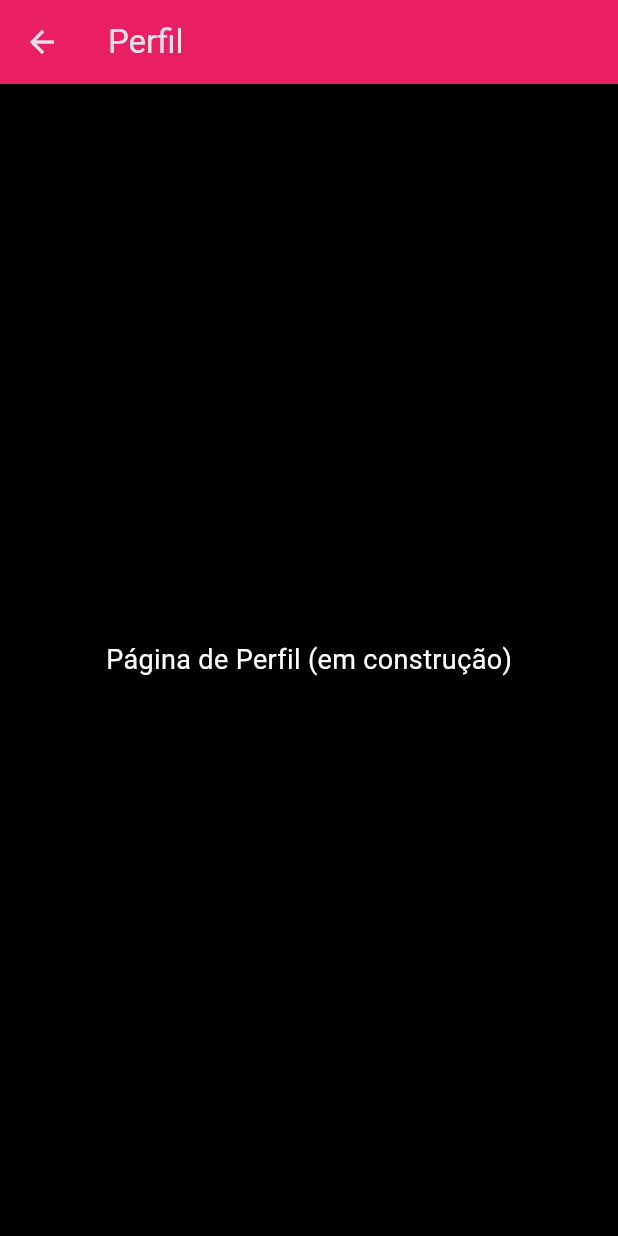
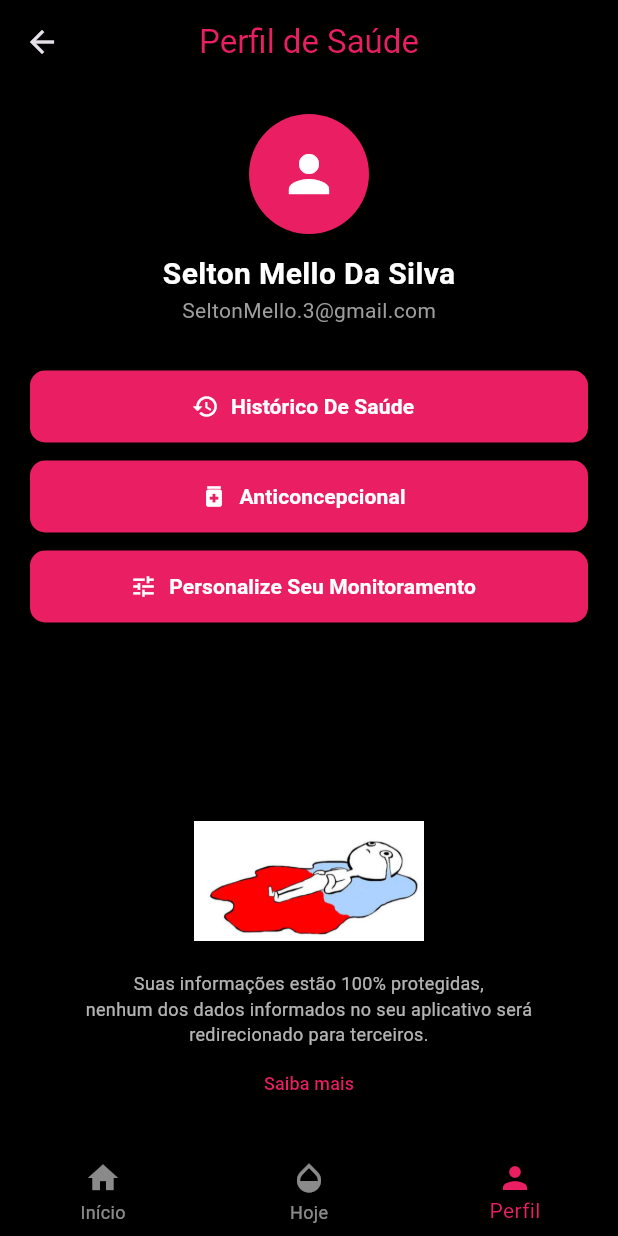
Before and after one commit to brendagoronski/periodo, a Flutter app: the screen it shows after launch, item 3 of the bottom bar chosen, on a phone screen of 412 x 824 dp. Run offline on Flutter 3.47's test engine with Material 3 defaults, Android fonts, the phone set to English and light mode, and no system bars; our stand-ins replace shared_preferences, table_calendar.

Commit message:
criação da terceira pag e inicio da personalização

```diff
--- a/lib/profile_page.dart
+++ b/lib/profile_page.dart
@@ -1,4 +1,11 @@
 import 'package:flutter/material.dart';
+
+// Importando as páginas corretas com os nomes reais
+import 'anticoncepcional_page.dart';
+import 'historico_page.dart';
+import 'personalizacao_page.dart';
+import 'main.dart'; // TelaCalendario
+import 'symptom_page.dart'; // TelaSintomas
 
 class TelaPerfil extends StatelessWidget {
   const TelaPerfil({super.key});
@@ -7,11 +14,161 @@ class TelaPerfil extends StatelessWidget {
   Widget build(BuildContext context) {
     return Scaffold(
       backgroundColor: Colors.black,
-      appBar: AppBar(title: const Text('Perfil'), backgroundColor: Colors.pink),
-      body: const Center(
-        child: Text(
-          'Página de Perfil (em construção)',
-          style: TextStyle(color: Colors.white, fontSize: 18),
+
+      appBar: AppBar(
+        backgroundColor: Colors.black,
+        title: const Text(
+          'Perfil de Saúde',
+          style: TextStyle(color: Colors.pink),
+        ),
+        centerTitle: true,
+      ),
+
+      body: SafeArea(
+        child: Padding(
+          padding: const EdgeInsets.all(20),
+          child: Column(
+            children: [
+              const CircleAvatar(
+                radius: 40,
+                backgroundColor: Colors.pink,
+                child: Icon(Icons.person, size: 40, color: Colors.white),
+              ),
+              const SizedBox(height: 12),
+              const Text(
+                'Selton Mello Da Silva',
+                style: TextStyle(
+                  color: Colors.white,
+                  fontSize: 20,
+                  fontWeight: FontWeight.bold,
+                ),
+              ),
+              const Text(
+                'SeltonMello.3@gmail.com',
+                style: TextStyle(color: Colors.grey, fontSize: 14),
+              ),
+              const SizedBox(height: 30),
+
+              // Botões de navegação com as classes corretas
+              botaoPerfil(context, "Histórico De Saúde", Icons.history, () {
+                Navigator.push(
+                  context,
+                  MaterialPageRoute(
+                    builder: (context) => const TelaHistorico(),
+                  ),
+                );
+              }),
+              const SizedBox(height: 12),
+              botaoPerfil(context, "Anticoncepcional", Icons.medication, () {
+                Navigator.push(
+                  context,
+                  MaterialPageRoute(
+                    builder: (context) => const TelaAnticoncepcional(),
+                  ),
+                );
+              }),
+              const SizedBox(height: 12),
+              botaoPerfil(
+                context,
+                "Personalize Seu Monitoramento",
+                Icons.tune,
+                () {
+                  Navigator.push(
+                    context,
+                    MaterialPageRoute(
+                      builder: (context) => const TelaPersonalizacao(),
+                    ),
+                  );
+                },
+              ),
+
+              const Spacer(),
+
+              // Imagem ilustrativa
+              SizedBox(
+                height: 80,
+                child: Image.asset(
+                  'assets/mestruacao.png',
+                  fit: BoxFit.contain,
+                ),
+              ),
+              const SizedBox(height: 20),
+
+              const Text(
+                'Suas informações estão 100% protegidas,\nnenhum dos dados informados no seu aplicativo será\nredirecionado para terceiros.',
+                textAlign: TextAlign.center,
+                style: TextStyle(color: Colors.white70, fontSize: 12),
+              ),
+              TextButton(
+                onPressed: () {},
+                child: const Text(
+                  "Saiba mais",
+                  style: TextStyle(color: Colors.pink, fontSize: 12),
+                ),
+              ),
+            ],
+          ),
+        ),
+      ),
+
+      // Rodapé com navegação
+      bottomNavigationBar: BottomNavigationBar(
+        backgroundColor: Colors.black,
+        selectedItemColor: Colors.pink,
+        unselectedItemColor: Colors.white54,
+        currentIndex: 2, // Perfil é a aba ativa
+        onTap: (index) {
+          if (index == 0) {
+            Navigator.pushReplacement(
+              context,
+              MaterialPageRoute(builder: (context) => const TelaCalendario()),
+            );
+          } else if (index == 1) {
+            Navigator.pushReplacement(
+              context,
+              MaterialPageRoute(
+                builder:
+                    (context) => TelaSintomas(diaSelecionado: DateTime.now()),
+              ),
+            );
+          } else if (index == 2) {
+            // Já está na tela de perfil
+          }
+        },
+        items: const [
+          BottomNavigationBarItem(icon: Icon(Icons.home), label: 'Início'),
+          BottomNavigationBarItem(icon: Icon(Icons.opacity), label: 'Hoje'),
+          BottomNavigationBarItem(icon: Icon(Icons.person), label: 'Perfil'),
+        ],
+      ),
+    );
+  }
+
+  // Botão de ação reutilizável
+  Widget botaoPerfil(
+    BuildContext context,
+    String texto,
+    IconData icone,
+    VoidCallback onPressed,
+  ) {
+    return SizedBox(
+      width: double.infinity,
+      height: 48,
+      child: ElevatedButton.icon(
+        onPressed: onPressed,
+        style: ElevatedButton.styleFrom(
+          backgroundColor: Colors.pink,
+          shape: RoundedRectangleBorder(
+            borderRadius: BorderRadius.circular(10),
+          ),
+        ),
+        icon: Icon(icone, color: Colors.white),
+        label: Text(
+          texto,
+          style: const TextStyle(
+            color: Colors.white,
+            fontWeight: FontWeight.bold,
+          ),
         ),
       ),
     );
--- a/pubspec.yaml
+++ b/pubspec.yaml
@@ -22,3 +22,5 @@ dev_dependencies:
 
 flutter:
   uses-material-design: true
+  assets:
+    - assets/mestruacao.png
```
Also changed, not shown: lib/anticoncepcional_page.dart (added, +31 -0 lines), lib/historico_page.dart (added, +31 -0 lines), lib/personalizacao_page.dart (added, +116 -0 lines), lib/symptom_page.dart (+77 -86 lines), assets/mestruacao.png (added).
